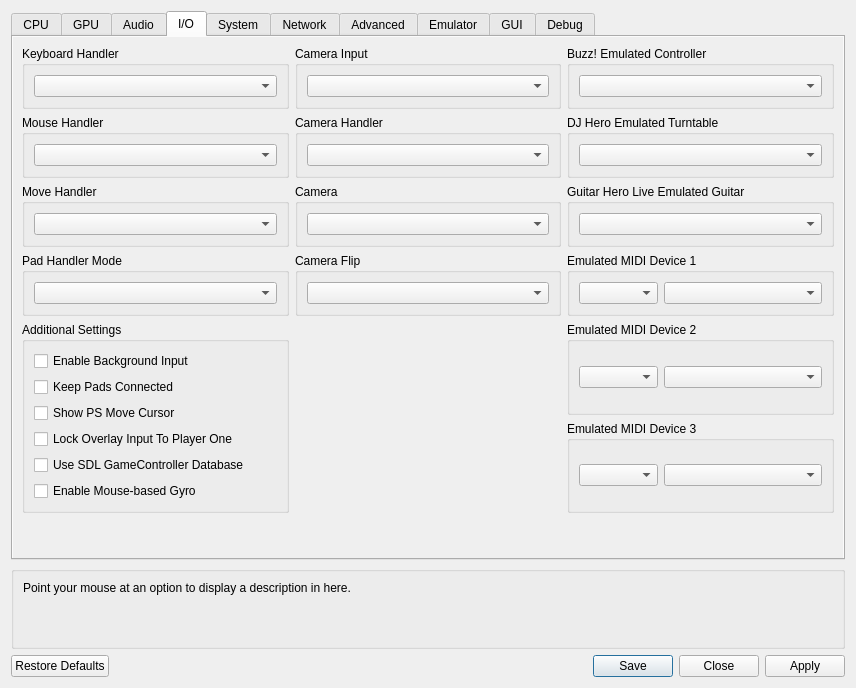
Before: the Qt Designer form rpcs3/rpcs3qt/settings_dialog.ui in RPCS3/rpcs3, drawn with Qt 5.
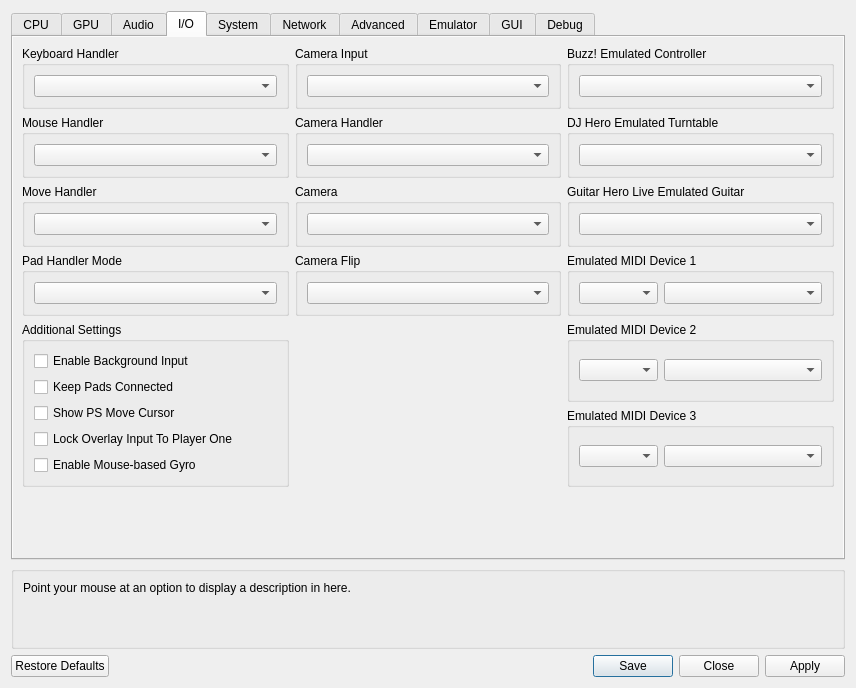
After: the same form once the commit is applied. The open tabs and pages were chosen to show the change. Icons and pictures are not drawn. Custom widgets are drawn as their Qt base class.

Commit message: gui: Remove I/O "Load SDL GameeController Mappings"

The edit to the form file:
```diff
--- a/rpcs3/rpcs3qt/settings_dialog.ui
+++ b/rpcs3/rpcs3qt/settings_dialog.ui
@@ -1855,13 +1855,6 @@
                   </property>
                  </widget>
                 </item>
-                <item>
-                 <widget class="QCheckBox" name="loadSdlMappings">
-                  <property name="text">
-                   <string>Use SDL GameController Database</string>
-                  </property>
-                 </widget>
-                </item>
                 <item>
                  <widget class="QCheckBox" name="mouseBasedGyroBox">
                   <property name="text">
```
The commit also changes 2 other files.
